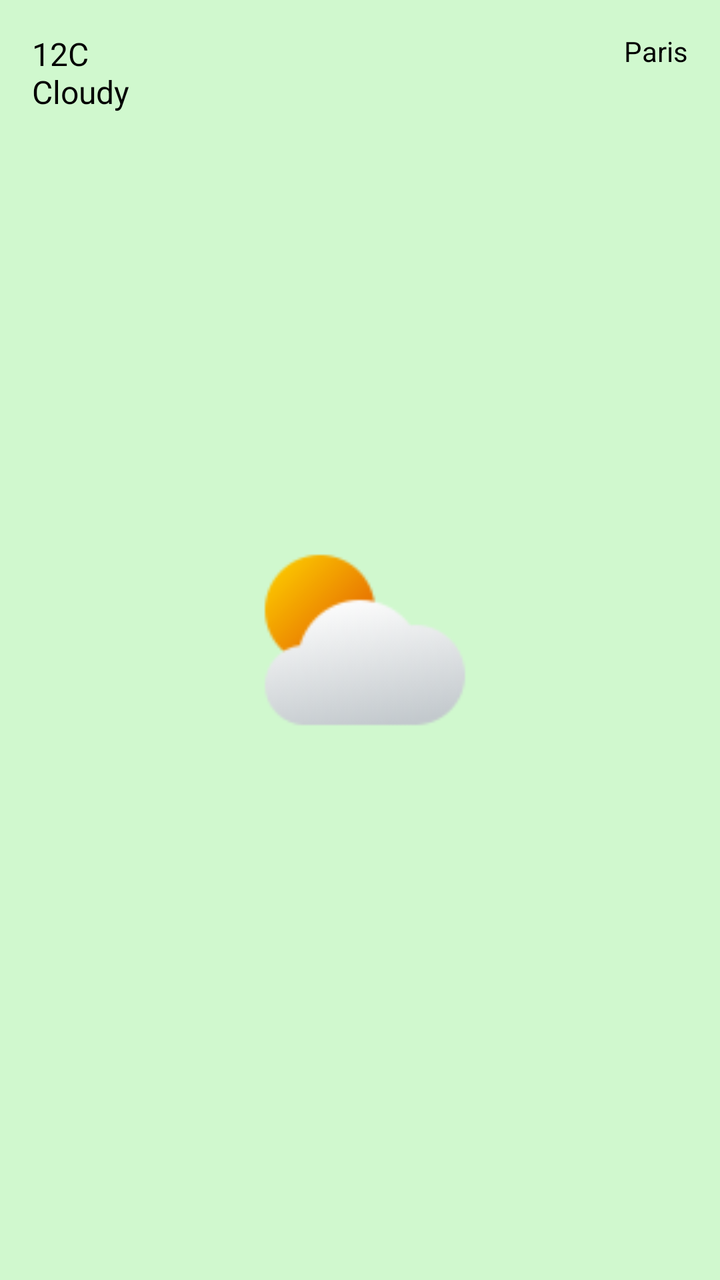
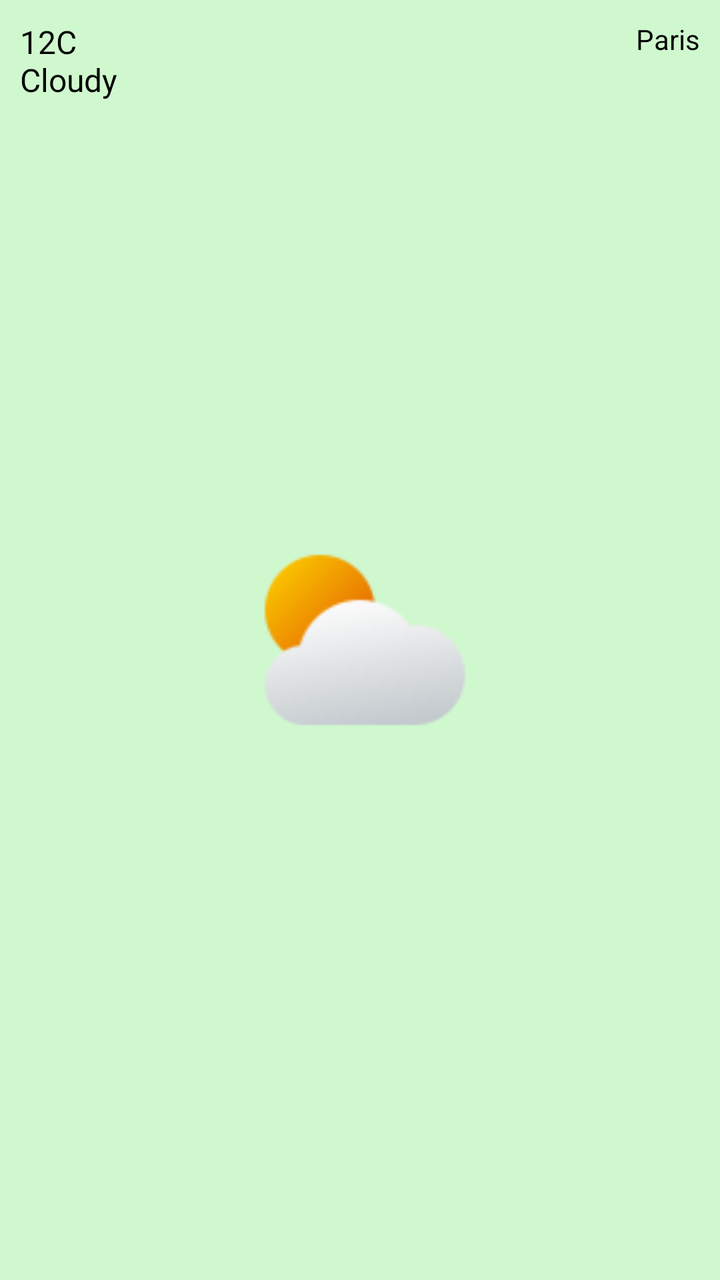

An Android layout rendered at two revisions. The XML below is the earlier revision; the diff shows what the commit changed to produce the second picture.
<!-- AndroidManifest.xml: application theme Theme.AppCompat.Light.DarkActionBar -->
<!-- res/layout/fragment_weather.xml -->
<?xml version="1.0" encoding="utf-8"?>
<RelativeLayout xmlns:android="http://schemas.android.com/apk/res/android"
    xmlns:app="http://schemas.android.com/apk/res-auto"
    xmlns:tools="http://schemas.android.com/tools"
    android:layout_width="match_parent"
    android:layout_height="match_parent"
    android:background="#d0f8ce"
    tools:context=".WeatherFragment">

    <TextView
        android:id="@+id/tv_city"
        android:layout_width="wrap_content"
        android:layout_height="wrap_content"
        android:layout_alignParentTop="true"
        android:layout_alignParentEnd="true"
        android:layout_margin="16dp"
        android:text="Paris"
        android:textColor="#000000"
        android:textSize="14sp" />

    <TextView
        android:id="@+id/tv_weather_info"
        android:layout_width="wrap_content"
        android:layout_height="wrap_content"
        android:layout_alignParentStart="true"
        android:layout_alignParentTop="true"
        android:layout_margin="16dp"
        android:text="12C\nCloudy"
        android:textColor="#000000"
        android:textSize="16sp" />

    <ImageView
        android:id="@+id/img_weather"
        android:layout_width="120dp"
        android:layout_height="120dp"
        android:layout_centerInParent="true"
        app:srcCompat="@drawable/maincloudy"
        android:contentDescription="Weather Icon" />

</RelativeLayout>
<!-- resources referenced by this layout -->
<resources>
  <!-- drawable maincloudy: png bitmap (drawable, 2471 bytes) -->
</resources>

<!-- the commit's change to res/layout/fragment_weather.xml (unified diff, before → after) -->
@@ -4,6 +4,7 @@
     xmlns:tools="http://schemas.android.com/tools"
     android:layout_width="match_parent"
     android:layout_height="match_parent"
+    android:fitsSystemWindows="true"
     android:background="#d0f8ce"
     tools:context=".WeatherFragment">
 
@@ -13,7 +14,7 @@
         android:layout_height="wrap_content"
         android:layout_alignParentTop="true"
         android:layout_alignParentEnd="true"
-        android:layout_margin="16dp"
+        android:layout_margin="10dp"
         android:text="Paris"
         android:textColor="#000000"
         android:textSize="14sp" />
@@ -24,7 +25,7 @@
         android:layout_height="wrap_content"
         android:layout_alignParentStart="true"
         android:layout_alignParentTop="true"
-        android:layout_margin="16dp"
+        android:layout_margin="10dp"
         android:text="12C\nCloudy"
         android:textColor="#000000"
         android:textSize="16sp" />
